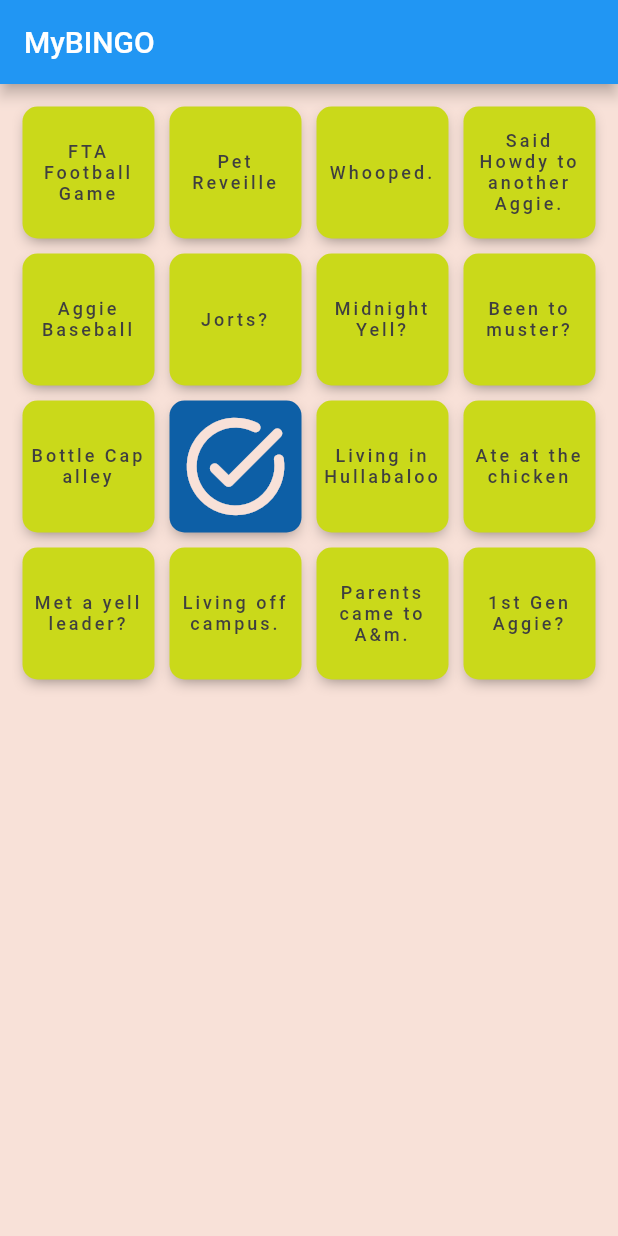
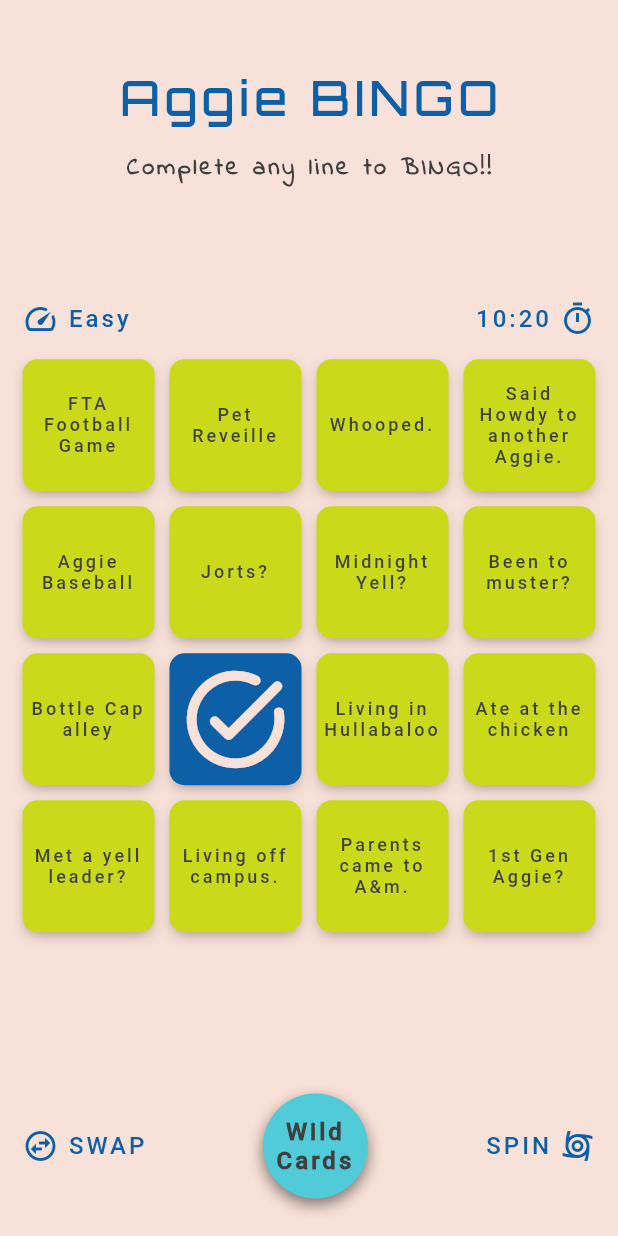
Before and after one commit to snehasingh95/MyBINGO, a Flutter app: the screen it shows after launch, on a phone screen of 412 x 824 dp. Run offline on Flutter 3.47's test engine with Material 2 defaults, Android fonts, the phone set to English and light mode, and no system bars.

Commit message:
Game Screen UI is ready

```diff
--- /dev/null
+++ b/fonts/Indie_Flower/OFL.txt
@@ -0,0 +1,93 @@
+Copyright (c) 2010, Kimberly Geswein (kimberlygeswein.com)
+
+This Font Software is licensed under the SIL Open Font License, Version 1.1.
+This license is copied below, and is also available with a FAQ at:
+http://scripts.sil.org/OFL
+
+
+-----------------------------------------------------------
+SIL OPEN FONT LICENSE Version 1.1 - 26 February 2007
+-----------------------------------------------------------
+
+PREAMBLE
+The goals of the Open Font License (OFL) are to stimulate worldwide
+development of collaborative font projects, to support the font creation
+efforts of academic and linguistic communities, and to provide a free and
+open framework in which fonts may be shared and improved in partnership
+with others.
+
+The OFL allows the licensed fonts to be used, studied, modified and
+redistributed freely as long as they are not sold by themselves. The
+fonts, including any derivative works, can be bundled, embedded,
+redistributed and/or sold with any software provided that any reserved
+names are not used by derivative works. The fonts and derivatives,
+however, cannot be released under any other type of license. The
+requirement for fonts to remain under this license does not apply
+to any document created using the fonts or their derivatives.
+
+DEFINITIONS
+"Font Software" refers to the set of files released by the Copyright
+Holder(s) under this license and clearly marked as such. This may
+include source files, build scripts and documentation.
+
+"Reserved Font Name" refers to any names specified as such after the
+copyright statement(s).
+
+"Original Version" refers to the collection of Font Software components as
+distributed by the Copyright Holder(s).
+
+"Modified Version" refers to any derivative made by adding to, deleting,
+or substituting -- in part or in whole -- any of the components of the
+Original Version, by changing formats or by porting the Font Software to a
+new environment.
+
+"Author" refers to any designer, engineer, programmer, technical
+writer or other person who contributed to the Font Software.
+
+PERMISSION & CONDITIONS
+Permission is hereby granted, free of charge, to any person obtaining
+a copy of the Font Software, to use, study, copy, merge, embed, modify,
+redistribute, and sell modified and unmodified copies of the Font
+Software, subject to the following conditions:
+
+1) Neither the Font Software nor any of its individual components,
+in Original or Modified Versions, may be sold by itself.
+
+2) Original or Modified Versions of the Font Software may be bundled,
+redistributed and/or sold with any software, provided that each copy
+contains the above copyright notice and this license. These can be
+included either as stand-alone text files, human-readable headers or
+in the appropriate machine-readable metadata fields within text or
+binary files as long as those fields can be easily viewed by the user.
+
+3) No Modified Version of the Font Software may use the Reserved Font
+Name(s) unless explicit written permission is granted by the corresponding
+Copyright Holder. This restriction only applies to the primary font name as
+presented to the users.
+
+4) The name(s) of the Copyright Holder(s) or the Author(s) of the Font
+Software shall not be used to promote, endorse or advertise any
+Modified Version, except to acknowledge the contribution(s) of the
+Copyright Holder(s) and the Author(s) or with their explicit written
+permission.
+
+5) The Font Software, modified or unmodified, in part or in whole,
+must be distributed entirely under this license, and must not be
+distributed under any other license. The requirement for fonts to
+remain under this license does not apply to any document created
+using the Font Software.
+
+TERMINATION
+This license becomes null and void if any of the above conditions are
+not met.
+
+DISCLAIMER
+THE FONT SOFTWARE IS PROVIDED "AS IS", WITHOUT WARRANTY OF ANY KIND,
+EXPRESS OR IMPLIED, INCLUDING BUT NOT LIMITED TO ANY WARRANTIES OF
+MERCHANTABILITY, FITNESS FOR A PARTICULAR PURPOSE AND NONINFRINGEMENT
+OF COPYRIGHT, PATENT, TRADEMARK, OR OTHER RIGHT. IN NO EVENT SHALL THE
+COPYRIGHT HOLDER BE LIABLE FOR ANY CLAIM, DAMAGES OR OTHER LIABILITY,
+INCLUDING ANY GENERAL, SPECIAL, INDIRECT, INCIDENTAL, OR CONSEQUENTIAL
+DAMAGES, WHETHER IN AN ACTION OF CONTRACT, TORT OR OTHERWISE, ARISING
+FROM, OUT OF THE USE OR INABILITY TO USE THE FONT SOFTWARE OR FROM
+OTHER DEALINGS IN THE FONT SOFTWARE.
--- /dev/null
+++ b/lib/constants/constants.dart
@@ -0,0 +1,7 @@
+class Constants {
+  // Game Screen
+  static const double PAGE_MARGIN_TOP = 30.0;
+  static const double PAGE_MARGIN_BOTTOM = 10.0;
+  static const double VERTICAL_GAP = 15.0;
+  static const double ICON_ICON_DESCRIPTION_GAP = 6.0;
+}
--- /dev/null
+++ b/lib/constants/enum.dart
@@ -0,0 +1,18 @@
+enum Difficulty {
+  EASY(
+    level: "Easy",
+    description: "Complete any line to BINGO!!",
+  ),
+  MEDIUM(
+    level: "Medium",
+    description: "Complete a row and column to BINGO!!",
+  ),
+  HARD(
+    level: "Hard",
+    description: "Complete full grid to BINGO!!",
+  );
+
+  final String level, description;
+
+  const Difficulty({required this.level, required this.description});
+}
--- a/lib/main.dart
+++ b/lib/main.dart
@@ -3,12 +3,16 @@ import 'dart:convert';
 import 'package:flutter/material.dart';
 import 'package:flutter/services.dart';
 import 'package:my_bingo/constants/colorCode.dart';
+import 'package:my_bingo/constants/enum.dart';
 import 'package:my_bingo/model/grid.dart';
-import 'package:my_bingo/pages/gridWidget.dart';
+import 'package:my_bingo/pages/gameScreen.dart';
 
 void main() {
   WidgetsFlutterBinding.ensureInitialized();
   runApp(MaterialApp(
+    theme: ThemeData(
+      fontFamily: 'Roboto',
+    ),
     home: Home(),
   ));
 }
@@ -55,12 +59,14 @@ class _HomeState extends State<Home> {
 
     try {
       return Scaffold(
-        appBar: AppBar(
-          title: const Text('MyBINGO'),
-        ),
-        body: Padding(
-          padding: const EdgeInsets.all(15),
-          child: GridWidget(grid: grid),
+        // appBar: AppBar(
+        //   title: const Text('MyBINGO'),
+        // ),
+        body: SafeArea(
+          child: Padding(
+            padding: const EdgeInsets.all(15),
+            child: GameScreen(grid: grid, difficulty: Difficulty.EASY),
+          ),
         ),
         backgroundColor: ColorCode.PEACH,
       );
--- /dev/null
+++ b/lib/pages/gameScreen.dart
@@ -0,0 +1,206 @@
+import 'package:flutter/material.dart';
+import 'package:my_bingo/constants/colorCode.dart';
+import 'package:my_bingo/constants/constants.dart';
+import 'package:my_bingo/constants/enum.dart';
+import 'package:my_bingo/model/grid.dart';
+import 'package:my_bingo/widgets/gridWidget.dart';
+
+class GameScreen extends StatefulWidget {
+  GameScreen({
+    super.key,
+    required this.grid,
+    required this.difficulty,
+  });
+
+  Grid grid;
+  Difficulty difficulty;
+
+  @override
+  State<GameScreen> createState() => _GameScreenState();
+}
+
+class _GameScreenState extends State<GameScreen> {
+  @override
+  Widget build(BuildContext context) {
+    return Padding(
+      padding: const EdgeInsets.fromLTRB(
+          0, Constants.PAGE_MARGIN_TOP, 0, Constants.PAGE_MARGIN_BOTTOM),
+      child: Column(
+        crossAxisAlignment: CrossAxisAlignment.center,
+        children: [
+          // const SizedBox(height: Constants.PAGE_MARGIN_TOP),
+          getHeading(),
+          const SizedBox(height: Constants.VERTICAL_GAP),
+          getSubheading(),
+          const SizedBox(height: Constants.VERTICAL_GAP),
+          getGame(),
+          const SizedBox(height: Constants.VERTICAL_GAP),
+          getActions(),
+        ],
+      ),
+    );
+  }
+
+  Text getHeading() {
+    return Text(
+      widget.grid.title,
+      style: const TextStyle(
+        color: ColorCode.BLUE,
+        fontFamily: 'Orbitron',
+        fontWeight: FontWeight.w500,
+        fontSize: 32.0,
+        letterSpacing: 3.0,
+      ),
+    );
+  }
+
+  Text getSubheading() {
+    return Text(
+      widget.difficulty.description,
+      style: const TextStyle(
+        color: ColorCode.GREY,
+        fontFamily: 'Indie Flower',
+        fontWeight: FontWeight.bold,
+        fontSize: 16.0,
+        letterSpacing: 2.0,
+      ),
+    );
+  }
+
+  Row getGameDetails() {
+    return Row(
+      mainAxisAlignment: MainAxisAlignment.spaceBetween,
+      children: [
+        getLeftAlignedIcon(
+          Icons.speed_rounded,
+          widget.difficulty.level,
+        ),
+        getRightAlignedIcon(
+          Icons.timer_outlined,
+          "10:20",
+        ),
+      ],
+    );
+  }
+
+  Widget getGame() {
+    return Expanded(
+      flex: 1,
+      child: Column(
+        mainAxisAlignment: MainAxisAlignment.center,
+        children: [
+          Row(
+            mainAxisAlignment: MainAxisAlignment.spaceBetween,
+            children: [
+              getLeftAlignedIcon(
+                Icons.speed_rounded,
+                widget.difficulty.level,
+              ),
+              getRightAlignedIcon(
+                Icons.timer_outlined,
+                "10:20",
+              ),
+            ],
+          ),
+          const SizedBox(height: Constants.VERTICAL_GAP),
+          SizedBox.square(
+            dimension: MediaQuery.of(context).size.width,
+            child: GridWidget(grid: widget.grid),
+          ),
+        ],
+      ),
+    );
+  }
+
+  Row getActions() {
+    return Row(
+      mainAxisAlignment: MainAxisAlignment.spaceBetween,
+      children: [
+        getLeftAlignedIcon(
+          Icons.swap_horizontal_circle_outlined,
+          "SWAP",
+        ),
+        const DecoratedBox(
+          decoration: BoxDecoration(
+            shape: BoxShape.circle,
+            boxShadow: [
+              BoxShadow(
+                color: ColorCode.BLACK_SHADOW,
+                offset: Offset(0, 4),
+                blurRadius: 8,
+              )
+            ],
+          ),
+          child: CircleAvatar(
+            backgroundColor: ColorCode.CYAN,
+            radius: 35.0,
+            child: Center(
+              child: Text(
+                "Wild Cards",
+                style: TextStyle(
+                  color: ColorCode.GREY,
+                  fontWeight: FontWeight.bold,
+                  fontSize: 16.0,
+                  letterSpacing: 2.0,
+                ),
+                textAlign: TextAlign.center,
+              ),
+            ),
+          ),
+        ),
+        getRightAlignedIcon(
+          Icons.cyclone_outlined,
+          "SPIN",
+        ),
+      ],
+    );
+  }
+
+  Row getLeftAlignedIcon(IconData icon, String description) {
+    return Row(
+      children: [
+        Icon(
+          icon,
+          color: ColorCode.BLUE,
+        ),
+        const SizedBox(
+          width: Constants.ICON_ICON_DESCRIPTION_GAP,
+        ),
+        Text(
+          // todo: add timer
+          description,
+          style: const TextStyle(
+            color: ColorCode.BLUE,
+            fontSize: 16.0,
+            letterSpacing: 2.0,
+            fontWeight: FontWeight.w500,
+          ),
+        ),
+      ],
+    );
+  }
+
+  Row getRightAlignedIcon(IconData icon, String description) {
+    return Row(
+      children: [
+        Text(
+          // todo: add timer
+          description,
+          style: const TextStyle(
+            color: ColorCode.BLUE,
+            fontSize: 16.0,
+            letterSpacing: 2.0,
+            fontWeight: FontWeight.w500,
+          ),
+        ),
+        const SizedBox(
+          width: Constants.ICON_ICON_DESCRIPTION_GAP,
+        ),
+        Icon(
+          icon,
+          color: ColorCode.BLUE,
+        ),
+      ],
+    );
+  }
+}
--- a/lib/pages/gridWidget.dart
+++ b/lib/widgets/gridWidget.dart
@@ -1,6 +1,6 @@
 import 'package:flutter/material.dart';
 import 'package:my_bingo/model/grid.dart';
-import 'package:my_bingo/pages/tileWidget.dart';
+import 'package:my_bingo/widgets/tileWidget.dart';
 
 class GridWidget extends StatefulWidget {
   Grid grid;
--- a/lib/pages/tileWidget.dart
+++ b/lib/widgets/tileWidget.dart
@@ -20,7 +20,7 @@ class _TileWidgetState extends State<TileWidget> {
     return GestureDetector(
       onTap: () => finishTileTask(widget.tile),
       child: DecoratedBox(
-        decoration: BoxDecoration(boxShadow: [
+        decoration: const BoxDecoration(boxShadow: [
           BoxShadow(
             color: ColorCode.BLACK_SHADOW,
             blurRadius: 8.0,
@@ -62,7 +62,6 @@ class _TileWidgetState extends State<TileWidget> {
         tile.task,
         style: const TextStyle(
           color: ColorCode.GREY,
-          fontFamily: 'Roboto',
           fontWeight: FontWeight.w500,
           fontSize: 12.0,
           letterSpacing: 2.0,
```
Also changed, not shown: fonts/Orbitron/OFL.txt (added, +93 -0 lines), pubspec.yaml (+8 -0 lines), fonts/Indie_Flower/IndieFlower-Regular.ttf (added), fonts/Orbitron/static/Orbitron-Medium.ttf (added), 1 other file.
